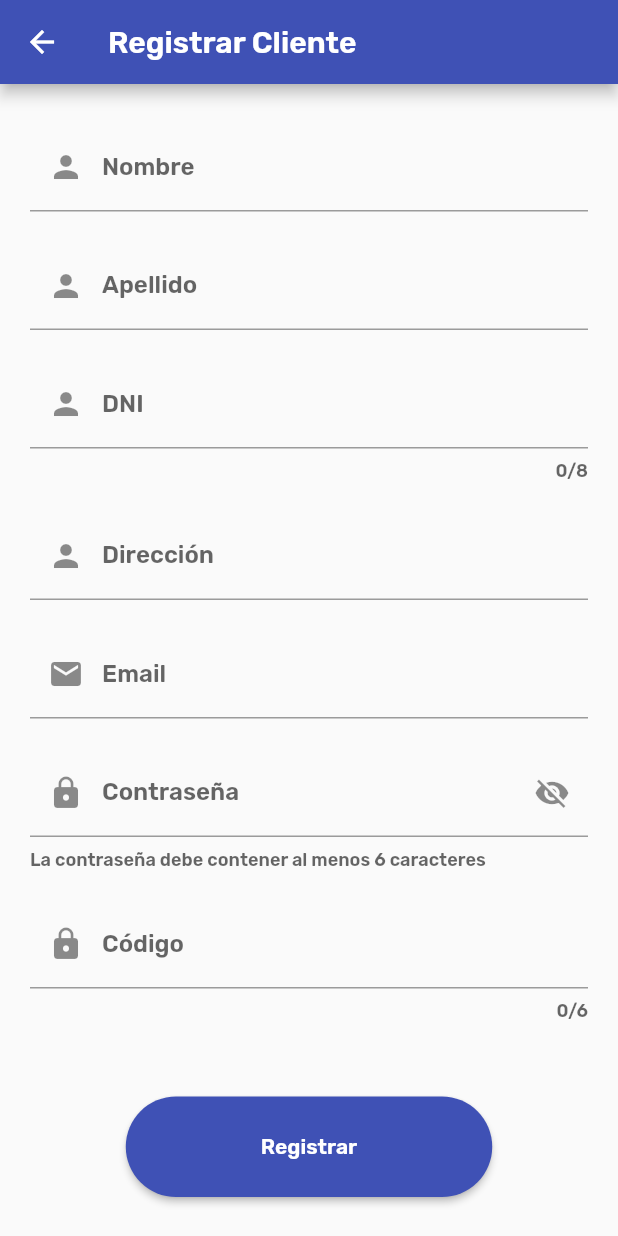
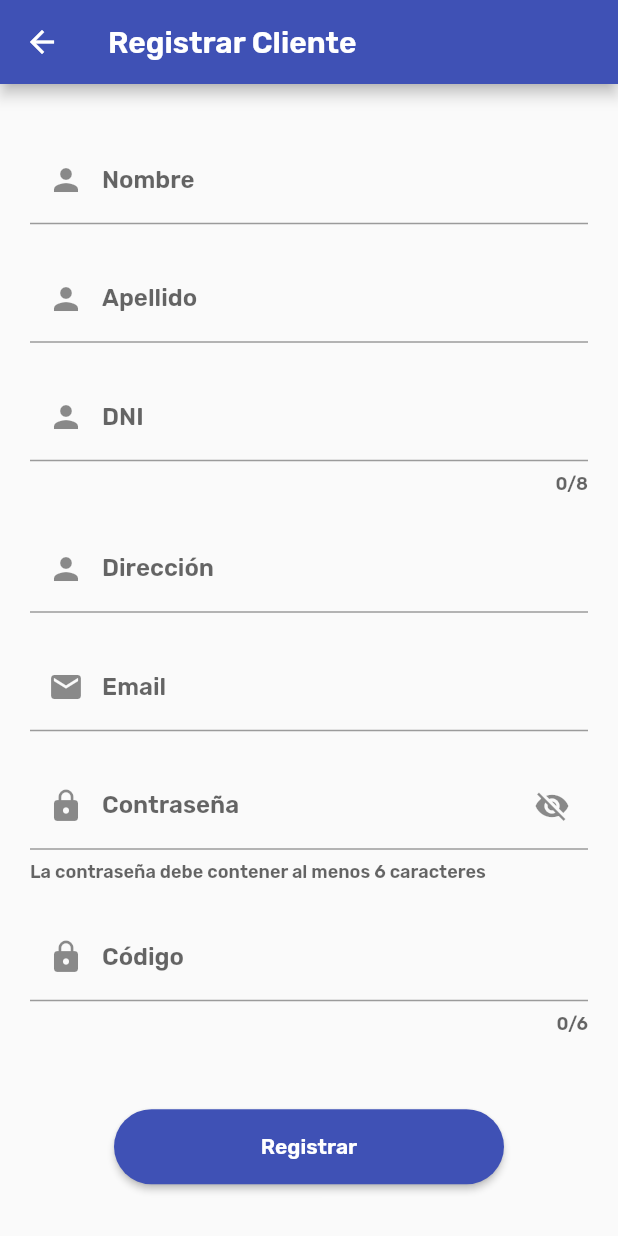
Before and after one commit to Roycho1885/tuTurnoApp, a Flutter app: the screen it shows after launch, after a tap on "Iniciar Sesión", after a tap on "Registrarse", on a phone screen of 412 x 824 dp. Run offline on Flutter 3.47's test engine with Material 2 defaults, Android fonts, the phone set to English and light mode, and no system bars; our stand-ins replace firebase_auth, firebase_core; accounts and stored records are empty.

Commit message:
realizando registro1

```diff
--- a/lib/Paginas/registrar.dart
+++ b/lib/Paginas/registrar.dart
@@ -215,10 +215,12 @@ class _RegistrarState extends State<Registrar> {
                 SizedBox(
                   height: 50,
                 ),
-                ElevatedButton(
+                Container(
+                  width: 260,
+                  height: 50,
+                  child: ElevatedButton(
                     child: Text('Registrar'),
                     style: OutlinedButton.styleFrom(
-                    padding: EdgeInsets.symmetric(vertical: 25, horizontal: 90),
                       shape: StadiumBorder(),
                     ),
                     onPressed: () {
@@ -227,6 +229,7 @@ class _RegistrarState extends State<Registrar> {
                       }
                       _formkey.currentState.save();
                     },
+                  ),
                 ),
               ],
             ),
@@ -275,10 +278,12 @@ class _RegistrarState extends State<Registrar> {
                 SizedBox(
                   height: 50,
                 ),
-                ElevatedButton(
+                Container(
+                  width: 260,
+                  height: 50,
+                  child: ElevatedButton(
                     child: Text('Registrar'),
                     style: OutlinedButton.styleFrom(
-                    padding: EdgeInsets.symmetric(vertical: 25, horizontal: 90),
                       shape: StadiumBorder(),
                     ),
                     onPressed: () {
@@ -288,6 +293,7 @@ class _RegistrarState extends State<Registrar> {
                       _formkey.currentState.save();
                     },
                   ),
+                ),
               ],
             ),
           ),
--- a/lib/main.dart
+++ b/lib/main.dart
@@ -230,10 +230,12 @@ class _PantallaInicialState extends State<PantallaInicial> {
                   margin: EdgeInsets.fromLTRB(50, 10, 50, 20),
                   child: crearCheck(),
                 ),
-                ElevatedButton(
+                Container(
+                  width: 260,
+                  height: 50,
+                  child: ElevatedButton(
                     style: OutlinedButton.styleFrom(
                       shape: StadiumBorder(),
-                    padding: EdgeInsets.symmetric(vertical: 25, horizontal: 90),
                     ),
                     onPressed: () {
                       //ACA SE INICIA SESION AL USUARIO
@@ -251,18 +253,22 @@ class _PantallaInicialState extends State<PantallaInicial> {
                     },
                     child: Text('Iniciar Sesión'),
                   ),
+                ),
                 SizedBox(
                   height: 8,
                 ),
-                ElevatedButton(
+                Container(
+                  width: 260,
+                  height: 50,
+                  child: ElevatedButton(
                     style: OutlinedButton.styleFrom(
                       shape: StadiumBorder(),
-                    padding: EdgeInsets.symmetric(vertical: 25, horizontal: 90),
                     ),
                     onPressed: () {
                       Navigator.of(context).pushNamed('/registro');
                     },
                     child: Text('Registrarse'),
+                  ),
                 ),
                 SizedBox(
                   height: 8,
```
Lines whose indentation alone changed are shown as unchanged.
